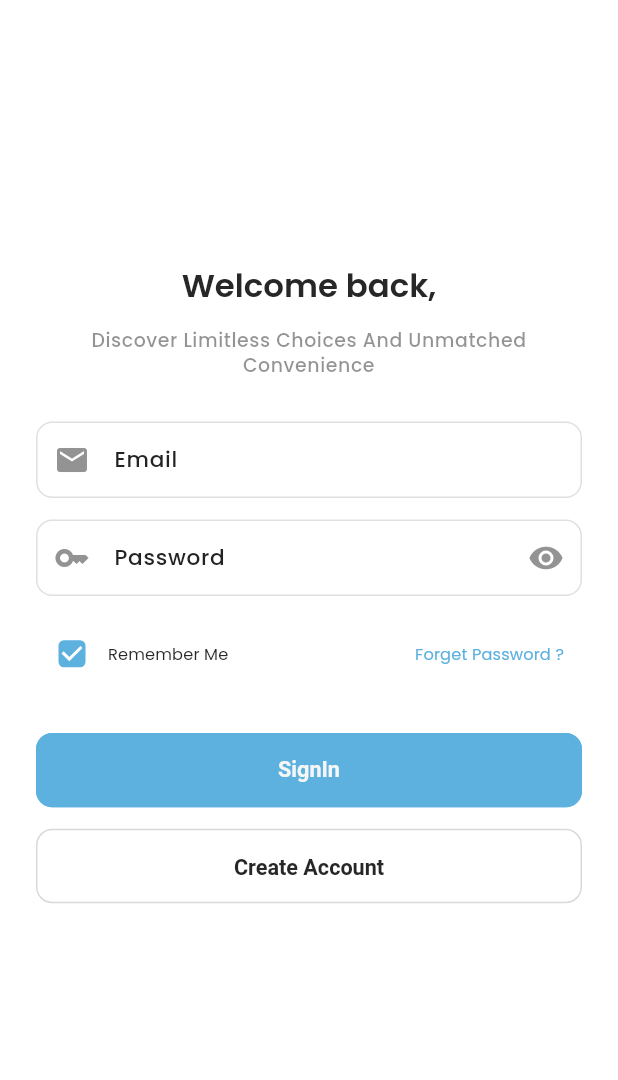
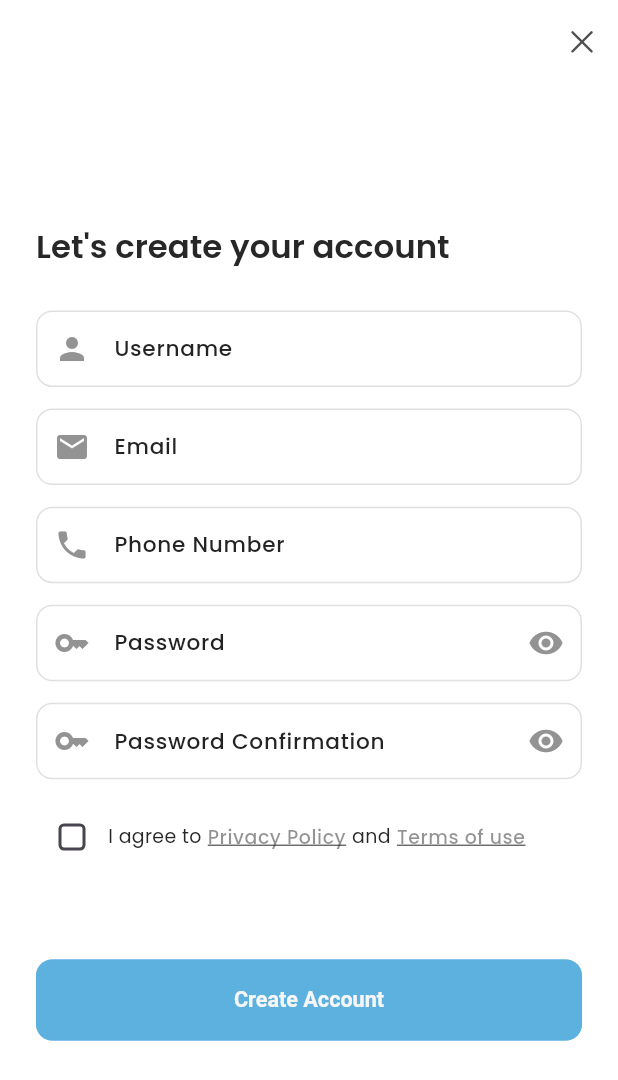
Before and after one commit to SidahmedBelkadi/flutter_ecommerce_with_getx_and_animations_UI, a Flutter app: the OnBoardingScreen screen opened by its route, after a tap on "Skip", after a tap on "Create Account", on a phone screen of 412 x 824 dp. Shown: the top 1080 px of the screen. Run offline on Flutter 3.47's test engine with Material 3 defaults, Android fonts, the phone set to English and light mode, and no system bars; our stand-ins replace flutter_screenutil, get, logger, toastification.

Commit message:
Sign Up Screen Ui

```diff
--- /dev/null
+++ b/lib/common/widgets/appBars/custom_back_app_bar.dart
@@ -0,0 +1,32 @@
+import 'package:flutter/cupertino.dart';
+import 'package:flutter/material.dart';
+import 'package:get/get.dart';
+
+import '../../../utils/constants/app_colors.dart';
+import '../../../utils/constants/app_sizes.dart';
+
+class CustomSimpleBackAppBar extends StatelessWidget implements PreferredSize {
+  const CustomSimpleBackAppBar({
+    super.key,
+  });
+
+  @override
+  Widget build(BuildContext context) {
+    return AppBar(
+      automaticallyImplyLeading: false,
+      actions: [
+        IconButton(
+          icon: const Icon(CupertinoIcons.clear),
+          color: Get.isDarkMode ? AppColors.grey : AppColors.darkerGrey,
+          onPressed: () => Get.back(),
+        ),
+      ],
+    );
+  }
+
+  @override
+  Size get preferredSize => const Size.fromHeight(AppSizes.appBarHeight);
+
+  @override
+  Widget get child => const Center();
+}
--- a/lib/common/widgets/auth/app_text_field.dart
+++ b/lib/common/widgets/auth/app_text_field.dart
@@ -11,6 +11,7 @@ class AppTextFormField extends StatelessWidget {
     required this.validator,
     this.textInputType = TextInputType.text,
     this.onObsecureIconTap,
+    this.onIconTap,
   });
 
   final String labelText;
@@ -21,6 +22,7 @@ class AppTextFormField extends StatelessWidget {
   final TextEditingController textEditingController;
   final TextInputType textInputType;
   final String? Function(String?) validator;
+  final VoidCallback? onIconTap;
 
   @override
   Widget build(BuildContext context) {
@@ -33,7 +35,7 @@ class AppTextFormField extends StatelessWidget {
       decoration: InputDecoration(
         labelText: labelText,
         prefixIcon: Icon(prefixIcon),
-        suffixIcon: Icon(suffixIcon),
+        suffixIcon: GestureDetector(onTap: onIconTap, child: Icon(suffixIcon)),
       ),
     );
   }
--- a/lib/common/widgets/buttons/custom_elevated_button.dart
+++ b/lib/common/widgets/buttons/custom_elevated_button.dart
@@ -10,7 +10,7 @@ class AppElevatedButton extends StatelessWidget {
   @override
   Widget build(BuildContext context) {
     return SizedBox(
-      height: 55.h,
+      height: 60.h,
       width: double.infinity,
       child: ElevatedButton(onPressed: onPressed, child: Text(text)),
     );
--- a/lib/common/widgets/buttons/outlined_button.dart
+++ b/lib/common/widgets/buttons/outlined_button.dart
@@ -10,7 +10,7 @@ class AppOutlinedButton extends StatelessWidget {
   @override
   Widget build(BuildContext context) {
     return SizedBox(
-      height: 55.h,
+      height: 60.h,
       width: double.infinity,
       child: OutlinedButton(onPressed: onPressed, child: Text(text)),
     );
--- a/lib/config/app_routes.dart
+++ b/lib/config/app_routes.dart
@@ -3,4 +3,5 @@ class AppRoutes {
 
   static const onBoarding = "/";
   static const signIn = "/sign_in";
+  static const signUp = "/sign_up";
 }
--- a/lib/config/routes.dart
+++ b/lib/config/routes.dart
@@ -1,17 +1,30 @@
 import 'package:ecommmerce/config/app_routes.dart';
 import 'package:ecommmerce/features/authentication/on_boarding/screens/on_boarding.screen.dart';
 import 'package:ecommmerce/features/authentication/sign_in/screens/sign_in.screen.dart';
+import 'package:ecommmerce/features/authentication/sign_up/screens/sign_up.screen.dart';
 import 'package:get/get.dart';
 
 Transition routeTransition = Transition.rightToLeft;
 
 List<GetPage<dynamic>>? getPages = [
+  // ---- OnBoarding ----- //
   GetPage(
-      name: AppRoutes.onBoarding,
-      page: () => const OnBoardingScreen(),
-      transition: routeTransition),
+    name: AppRoutes.onBoarding,
+    page: () => const OnBoardingScreen(),
+    transition: routeTransition,
+  ),
+
+  // ---- Sign In ----- //
   GetPage(
-      name: AppRoutes.signIn,
-      page: () => const SignInScreen(),
-      transition: routeTransition),
+    name: AppRoutes.signIn,
+    page: () => const SignInScreen(),
+    transition: routeTransition,
+  ),
+
+  // ---- Sign Up ----- //
+  GetPage(
+    name: AppRoutes.signUp,
+    page: () => const SignUpScreen(),
+    transition: routeTransition,
+  ),
 ];
--- a/lib/features/authentication/sign_in/screens/sign_in.screen.dart
+++ b/lib/features/authentication/sign_in/screens/sign_in.screen.dart
@@ -1,3 +1,4 @@
+import 'package:ecommmerce/features/authentication/sign_in/controllers/sign_in.controller.dart';
 import 'package:ecommmerce/features/authentication/sign_in/screens/widgets/sign_in_form.dart';
 import 'package:ecommmerce/features/authentication/sign_in/screens/widgets/sign_in_header.dart';
 import 'package:ecommmerce/utils/constants/app_sizes.dart';
@@ -10,6 +11,7 @@ class SignInScreen extends StatelessWidget {
 
   @override
   Widget build(BuildContext context) {
+    Get.put(SignInController());
     return Scaffold(
       body: SingleChildScrollView(
         child: Padding(
--- a/lib/features/authentication/sign_in/screens/widgets/remember_me_and_forget_password.dart
+++ b/lib/features/authentication/sign_in/screens/widgets/remember_me_and_forget_password.dart
@@ -1,9 +1,11 @@
+import 'package:ecommmerce/features/authentication/sign_in/controllers/sign_in.controller.dart';
 import 'package:flutter/material.dart';
+import 'package:get/get.dart';
 
 import '../../../../../utils/constants/app_colors.dart';
 import '../../../../../utils/constants/app_texts.dart';
 
-class RememberMeAndForgetPasswordRow extends StatelessWidget {
+class RememberMeAndForgetPasswordRow extends GetView<SignInController> {
   const RememberMeAndForgetPasswordRow({
     super.key,
   });
@@ -15,21 +17,33 @@ class RememberMeAndForgetPasswordRow extends StatelessWidget {
       children: [
         Row(
           children: [
-            Checkbox(
-              value: true,
-              onChanged: (value) {},
+            Obx(
+              () => Row(
+                children: [
+                  Checkbox(
+                    value: controller.rememberMe.value,
+                    onChanged: (value) => controller.toggleRememberMe(),
+                  ),
+                  GestureDetector(
+                    onTap: () => controller.toggleRememberMe(),
+                    child: Text(
+                      AppTexts.rememberMe,
+                      style: Theme.of(context).textTheme.labelLarge,
+                    ),
+                  )
+                ],
+              ),
             ),
-            Text(
-              AppTexts.rememberMe,
-              style: Theme.of(context).textTheme.labelLarge,
-            )
           ],
         ),
         TextButton(
           onPressed: () {},
           child: const Text(
             AppTexts.forgetPassword,
-            style: TextStyle(color: AppColors.primary),
+            style: TextStyle(
+              color: AppColors.primary,
+              decoration: TextDecoration.underline,
+            ),
           ),
         ),
       ],
--- a/lib/features/authentication/sign_in/screens/widgets/sign_in_form.dart
+++ b/lib/features/authentication/sign_in/screens/widgets/sign_in_form.dart
@@ -1,14 +1,18 @@
+import 'package:ecommmerce/config/app_routes.dart';
+import 'package:ecommmerce/features/authentication/sign_in/controllers/sign_in.controller.dart';
 import 'package:ecommmerce/features/authentication/sign_in/screens/widgets/remember_me_and_forget_password.dart';
 import 'package:flutter/material.dart';
 import 'package:flutter_screenutil/flutter_screenutil.dart';
+import 'package:get/get.dart';
 
 import '../../../../../common/widgets/auth/app_text_field.dart';
 import '../../../../../common/widgets/buttons/custom_elevated_button.dart';
 import '../../../../../common/widgets/buttons/outlined_button.dart';
 import '../../../../../utils/constants/app_sizes.dart';
 import '../../../../../utils/constants/app_texts.dart';
+import '../../../../../utils/validators/app_validator.dart';
 
-class SignInForm extends StatelessWidget {
+class SignInForm extends GetView<SignInController> {
   const SignInForm({
     super.key,
   });
@@ -16,6 +20,7 @@ class SignInForm extends StatelessWidget {
   @override
   Widget build(BuildContext context) {
     return Form(
+      key: controller.signInFormKey,
       child: Column(
         children: [
           AppTextFormField(
@@ -23,29 +28,46 @@ class SignInForm extends StatelessWidget {
             prefixIcon: Icons.email,
             textEditingController: TextEditingController(),
             textInputType: TextInputType.emailAddress,
-            validator: (value) {},
+            validator: (value) => AppValidation.validateInput(
+              value: value!,
+              type: InputTypes.email,
+              inputName: "Email Address",
+              min: 8,
+              max: 50,
+            ),
           ),
           SizedBox(height: AppSizes.spaceBtwItems.h),
-          AppTextFormField(
-            labelText: AppTexts.labelPassword,
-            prefixIcon: Icons.key,
-            suffixIcon: Icons.visibility,
-            textEditingController: TextEditingController(),
-            textInputType: TextInputType.text,
-            obscureText: true,
-            validator: (value) {},
+          Obx(
+            () => AppTextFormField(
+              labelText: AppTexts.labelPassword,
+              prefixIcon: Icons.key,
+              suffixIcon: controller.passwordInvisible.value
+                  ? Icons.visibility
+                  : Icons.visibility_off,
+              onIconTap: () => controller.togglePassword(),
+              textEditingController: controller.password,
+              textInputType: TextInputType.text,
+              obscureText: controller.passwordInvisible.value,
+              validator: (value) => AppValidation.validateInput(
+                value: value!,
+                type: InputTypes.password,
+                inputName: "Password",
+                min: 8,
+                max: 50,
+              ),
+            ),
           ),
           SizedBox(height: AppSizes.spaceBtwItems.h),
           const RememberMeAndForgetPasswordRow(),
           SizedBox(height: AppSizes.spaceBtwSections.h),
           AppElevatedButton(
             text: AppTexts.signIn,
-            onPressed: () {},
+            onPressed: () => controller.signIn(context),
           ),
           SizedBox(height: AppSizes.spaceBtwItems.h),
           AppOutlinedButton(
             text: AppTexts.createAccount,
-            onPressed: () {},
+            onPressed: () => Get.toNamed(AppRoutes.signUp),
           ),
         ],
       ),
--- /dev/null
+++ b/lib/features/authentication/sign_up/controllers/sign_up.controller.dart
@@ -0,0 +1,69 @@
+import 'package:flutter/cupertino.dart';
+import 'package:get/get.dart';
+import 'package:toastification/toastification.dart';
+
+import '../../../../utils/helpers/dialog.helper.dart';
+
+class SignUpController extends GetxController {
+  GlobalKey<FormState> signUpFormKey = GlobalKey<FormState>();
+
+  TextEditingController username = TextEditingController();
+  TextEditingController email = TextEditingController();
+  TextEditingController phoneNumber = TextEditingController();
+  TextEditingController password = TextEditingController();
+  TextEditingController passwordConfirmation = TextEditingController();
+  RxBool privacyAndTerms = false.obs;
+  RxBool passwordInvisible = true.obs;
+  RxBool passwordConfirmationInvisible = true.obs;
+
+  void togglePassword() {
+    passwordInvisible(!passwordInvisible.value);
+  }
+
+  void togglePasswordConfirmation() {
+    passwordConfirmationInvisible(!passwordConfirmationInvisible.value);
+  }
+
+  void togglePrivacyPolicyAndTermsOfUse() {
+    privacyAndTerms(!privacyAndTerms.value);
+  }
+
+  void signUp(BuildContext context) {
+    // ---- Two Steps of validation
+    // Step 01:
+    if (username.text == "" ||
+        email.text == "" ||
+        password.text == "" ||
+        phoneNumber.text == "" ||
+        password.text == "" ||
+        passwordConfirmation.text == "") {
+      toastification.show(
+        context: context,
+        title: const Text('Oops!'),
+        description: const Text("Please fill the form correctly."),
+        autoCloseDuration: const Duration(seconds: 5),
+        showProgressBar: false,
+        type: ToastificationType.error,
+        style: ToastificationStyle.flat,
+      );
+      return;
+    }
+
+    // Step 02:
+    FormState? formState = signUpFormKey.currentState;
+    if (!formState!.validate()) {
+      return;
+    }
+
+    // --- check privacy policy
+    if (!privacyAndTerms.value) {
+      AppDialog.privacyPolicyDialog(
+        onConfirm: () {
+          privacyAndTerms.value = true;
+          Get.back();
+        },
+      );
+      return;
+    }
+  }
+}
--- /dev/null
+++ b/lib/features/authentication/sign_up/screens/sign_up.screen.dart
@@ -0,0 +1,43 @@
+import 'package:ecommmerce/features/authentication/sign_up/controllers/sign_up.controller.dart';
+import 'package:ecommmerce/features/authentication/sign_up/screens/widgets/sign_up_form.dart';
+import 'package:ecommmerce/utils/constants/app_sizes.dart';
+import 'package:ecommmerce/utils/constants/app_texts.dart';
+import 'package:flutter/material.dart';
+import 'package:flutter_screenutil/flutter_screenutil.dart';
+import 'package:get/get.dart';
+
+import '../../../../common/widgets/appBars/custom_back_app_bar.dart';
+
+class SignUpScreen extends StatelessWidget {
+  const SignUpScreen({super.key});
+
+  @override
+  Widget build(BuildContext context) {
+    Get.put(SignUpController());
+    return Scaffold(
+      appBar: const CustomSimpleBackAppBar(),
+      body: SingleChildScrollView(
+        child: Padding(
+          padding: const EdgeInsets.all(AppSizes.defaultSpace),
+          child: SizedBox(
+            height: Get.height,
+            width: double.infinity,
+            child: Column(
+              crossAxisAlignment: CrossAxisAlignment.start,
+              children: [
+                const Spacer(),
+                Text(
+                  AppTexts.signUpHeader,
+                  style: Theme.of(context).textTheme.headlineMedium,
+                ),
+                SizedBox(height: AppSizes.spaceBtwSections.h),
+                const SignUpForm(),
+                const Spacer(flex: 3),
+              ],
+            ),
+          ),
+        ),
+      ),
+    );
+  }
+}
--- /dev/null
+++ b/lib/features/authentication/sign_up/screens/widgets/privacy_policy_and_terms_of_use.dart
@@ -0,0 +1,44 @@
+import 'package:ecommmerce/features/authentication/sign_up/controllers/sign_up.controller.dart';
+import 'package:flutter/material.dart';
+import 'package:flutter_screenutil/flutter_screenutil.dart';
+import 'package:get/get.dart';
+
+import '../../../../../utils/constants/app_sizes.dart';
+import '../../../../../utils/constants/app_texts.dart';
+
+class PrivacyPolicyAndTermsOfUse extends GetView<SignUpController> {
+  const PrivacyPolicyAndTermsOfUse({
+    super.key,
+  });
+
+  @override
+  Widget build(BuildContext context) {
+    return Row(
+      children: [
+        Obx(
+          () => Checkbox(
+            value: controller.privacyAndTerms.value,
+            onChanged: (value) => controller.togglePrivacyPolicyAndTermsOfUse(),
+          ),
+        ),
+        const Text(AppTexts.iAgreeTo),
+        SizedBox(width: AppSizes.xs.w),
+        Text(
+          AppTexts.privacyPolicy,
+          style: Theme.of(context).textTheme.bodySmall!.apply(
+                decoration: TextDecoration.underline,
+              ),
+        ),
+        SizedBox(width: AppSizes.xs.w),
+        const Text(AppTexts.and),
+        SizedBox(width: AppSizes.xs.w),
+        Text(
+          AppTexts.termsOfUse,
+          style: Theme.of(context).textTheme.bodySmall!.apply(
+                decoration: TextDecoration.underline,
+              ),
+        ),
+      ],
+    );
+  }
+}
--- /dev/null
+++ b/lib/features/authentication/sign_up/screens/widgets/sign_up_form.dart
@@ -0,0 +1,120 @@
+import 'package:ecommmerce/features/authentication/sign_up/controllers/sign_up.controller.dart';
+import 'package:ecommmerce/features/authentication/sign_up/screens/widgets/privacy_policy_and_terms_of_use.dart';
+import 'package:flutter/material.dart';
+import 'package:flutter_screenutil/flutter_screenutil.dart';
+import 'package:get/get.dart';
+
+import '../../../../../common/widgets/auth/app_text_field.dart';
+import '../../../../../common/widgets/buttons/custom_elevated_button.dart';
+import '../../../../../utils/constants/app_sizes.dart';
+import '../../../../../utils/constants/app_texts.dart';
+import '../../../../../utils/validators/app_validator.dart';
+
+class SignUpForm extends GetView<SignUpController> {
+  const SignUpForm({
+    super.key,
+  });
+
+  @override
+  Widget build(BuildContext context) {
+    return Form(
+      key: controller.signUpFormKey,
+      child: Column(
+        children: [
+          AppTextFormField(
+            labelText: AppTexts.labelUserName,
+            prefixIcon: Icons.person,
+            textEditingController: controller.username,
+            validator: (value) => AppValidation.validateInput(
+              value: value!,
+              type: InputTypes.firstName,
+              inputName: "Username",
+              min: 6,
+              max: 30,
+            ),
+          ),
+          SizedBox(height: AppSizes.spaceBtwItems.h),
+          AppTextFormField(
+            labelText: AppTexts.labelEmail,
+            prefixIcon: Icons.email,
+            textInputType: TextInputType.emailAddress,
+            textEditingController: controller.email,
+            validator: (value) => AppValidation.validateInput(
+              value: value!,
+              type: InputTypes.email,
+              inputName: "Email Address",
+              min: 8,
+              max: 50,
+            ),
+          ),
+          SizedBox(height: AppSizes.spaceBtwItems.h),
+          AppTextFormField(
+              labelText: AppTexts.labelPhoneN,
+              prefixIcon: Icons.phone,
+              textInputType: TextInputType.number,
+              textEditingController: controller.phoneNumber,
+              validator: (value) => AppValidation.validateInput(
+                    value: value!,
+                    type: InputTypes.phone,
+                    inputName: "Phone Number",
+                    min: 9,
+                    max: 11,
+                  )),
+          SizedBox(height: AppSizes.spaceBtwItems.h),
+          Obx(
+            () => Column(
+              children: [
+                AppTextFormField(
+                  labelText: AppTexts.labelPassword,
+                  prefixIcon: Icons.key,
+                  suffixIcon: controller.passwordInvisible.value
+                      ? Icons.visibility
+                      : Icons.visibility_off,
+                  onIconTap: () => controller.togglePassword(),
+                  textInputType: TextInputType.text,
+                  obscureText: controller.passwordInvisible.value,
+                  textEditingController: controller.password,
+                  validator: (value) =>
+                      AppValidation.validatePasswordAndConfirmation(
+                    password: controller.password.text,
+                    confirmation: controller.passwordConfirmation.text,
+                    inputName: "Password",
+                    max: 50,
+                    min: 8,
+                  ),
+                ),
+                SizedBox(height: AppSizes.spaceBtwItems.h),
+                AppTextFormField(
+                  labelText: AppTexts.labelPasswordConfirmation,
+                  prefixIcon: Icons.key,
+                  suffixIcon: controller.passwordConfirmationInvisible.value
+                      ? Icons.visibility
+                      : Icons.visibility_off,
+                  onIconTap: () => controller.togglePasswordConfirmation(),
+                  textInputType: TextInputType.text,
+                  obscureText: controller.passwordConfirmationInvisible.value,
+                  textEditingController: controller.passwordConfirmation,
+                  validator: (value) =>
+                      AppValidation.validatePasswordAndConfirmation(
+                    password: controller.password.text,
+                    confirmation: controller.passwordConfirmation.text,
+                    inputName: "Confirmation",
+                    max: 50,
+                    min: 8,
+                  ),
+                ),
+              ],
+            ),
+          ),
+          SizedBox(height: AppSizes.spaceBtwItems.h),
+          const PrivacyPolicyAndTermsOfUse(),
+          SizedBox(height: AppSizes.spaceBtwSections.h * 2),
+          AppElevatedButton(
+            text: AppTexts.createAccount,
+            onPressed: () => controller.signUp(context),
+          ),
+        ],
+      ),
+    );
+  }
+}
--- a/lib/utils/constants/app_texts.dart
+++ b/lib/utils/constants/app_texts.dart
@@ -23,4 +23,14 @@ class AppTexts {
   static const forgetPassword = "Forget Password ?";
   static const signIn = "SignIn";
   static const createAccount = "Create Account";
+
+  // ============= Sign Up ================= //
+  static const signUpHeader = "Let's create your account";
+  static const labelUserName = "Username";
+  static const labelPhoneN = "Phone Number";
+  static const labelPasswordConfirmation = "Password Confirmation";
+  static const iAgreeTo = "I agree to";
+  static const privacyPolicy = "Privacy Policy";
+  static const and = "and";
+  static const termsOfUse = "Terms of use";
 }
--- a/lib/utils/theme/widget_themes/text_field_theme.dart
+++ b/lib/utils/theme/widget_themes/text_field_theme.dart
@@ -39,11 +39,11 @@ class CustomTextFormFieldTheme {
     ),
     errorBorder: const OutlineInputBorder().copyWith(
       borderRadius: BorderRadius.circular(AppSizes.inputFieldRadius.sp),
-      borderSide: const BorderSide(width: 1, color: AppColors.warning),
+      borderSide: const BorderSide(width: 1, color: AppColors.error),
     ),
     focusedErrorBorder: const OutlineInputBorder().copyWith(
       borderRadius: BorderRadius.circular(AppSizes.inputFieldRadius.sp),
-      borderSide: const BorderSide(width: 2, color: AppColors.warning),
+      borderSide: const BorderSide(width: 2, color: Colors.red),
     ),
   );
 
@@ -57,6 +57,11 @@ class CustomTextFormFieldTheme {
         .copyWith(fontSize: AppSizes.fontSizeMd.sp, color: AppColors.white),
     hintStyle: const TextStyle()
         .copyWith(fontSize: AppSizes.fontSizeSm.sp, color: AppColors.white),
+    errorStyle: const TextStyle().copyWith(
+      fontStyle: FontStyle.normal,
+      fontSize: 12.sp,
+      color: AppColors.error,
+    ),
     floatingLabelStyle:
         const TextStyle().copyWith(color: AppColors.white.withOpacity(0.8)),
     border: const OutlineInputBorder().copyWith(
@@ -73,11 +78,11 @@ class CustomTextFormFieldTheme {
     ),
     errorBorder: const OutlineInputBorder().copyWith(
       borderRadius: BorderRadius.circular(AppSizes.inputFieldRadius.sp),
-      borderSide: const BorderSide(width: 1, color: AppColors.warning),
+      borderSide: const BorderSide(width: 1, color: AppColors.error),
     ),
     focusedErrorBorder: const OutlineInputBorder().copyWith(
       borderRadius: BorderRadius.circular(AppSizes.inputFieldRadius.sp),
-      borderSide: const BorderSide(width: 2, color: AppColors.warning),
+      borderSide: const BorderSide(width: 2, color: Colors.red),
     ),
   );
 }
--- /dev/null
+++ b/lib/utils/validators/app_validator.dart
@@ -0,0 +1,91 @@
+import 'package:get/get.dart';
+
+enum InputTypes {
+  firstName,
+  lastName,
+  username,
+  email,
+  phone,
+  password;
+}
+
+class AppValidation {
+  AppValidation._();
+
+  static validateInput({
+    required String value,
+    required InputTypes type,
+    required String inputName,
+    required int min,
+    required int max,
+  }) {
+    if (value.isEmpty) {
+      return "The $inputName is required.";
+    }
+
+    if (value.length < min) {
+      return "$inputName can't be less than $min characters.";
+    }
+
+    if (value.length > max) {
+      return "$inputName can't be more than $max characters.";
+    }
+
+    if (type == InputTypes.username) {
+      if (!GetUtils.isUsername(value)) {
+        return "Please enter valid username.";
+      }
+    }
+
+    if (type == InputTypes.email) {
+      if (!GetUtils.isEmail(value)) {
+        return "Please enter valid email.";
+      }
+    }
+
+    if (type == InputTypes.phone) {
+      final regExp = RegExp(r"^(05|06|07)\d{8}$");
+      if (!regExp.hasMatch(value)) {
+        return "Please enter valid phone number.";
+      }
+    }
+  }
+
+  static validatePassword(
+      {required String value, required int max, required int min}) {
+    if (value.isEmpty) {
+      return "The password is required.";
+    }
+
+    if (value.length < min) {
+      return "Password can't be less than $min characters.";
+    }
+
+    if (value.length > max) {
+      return "Password can't be more than $max characters.";
+    }
+  }
+
+  static validatePasswordAndConfirmation(
+      {required String password,
+      required String confirmation,
+      required String inputName,
+      required int max,
+      required int min}) {
+    if (password.isEmpty) {
+      return "The $inputName is required.";
+    } else if (password.length < min) {
+      return "The $inputName can't be less than $min characters.";
+    } else if (password.length > max) {
+      return "The $inputName can't be more than $max characters.";
+    } else if (password != confirmation) {
+      if (inputName == "Password") {
+        return "The $inputName and Confirmation not match";
+      } else {
+        return "The Password and $inputName not match";
+      }
+    } else {
+      return null;
+    }
+  }
+}
--- a/pubspec.yaml
+++ b/pubspec.yaml
@@ -19,6 +19,7 @@ dependencies:
   http: ^1.2.1
   get: ^4.6.6
   flutter_screenutil: ^5.9.0
+  toastification: ^1.2.1
 
 dev_dependencies:
   flutter_test:
```
Also changed, not shown: lib/features/authentication/sign_in/controllers/sign_in.controller.dart (added, +46 -0 lines), lib/utils/helpers/dialog.helper.dart (added, +103 -0 lines), pubspec.lock.
